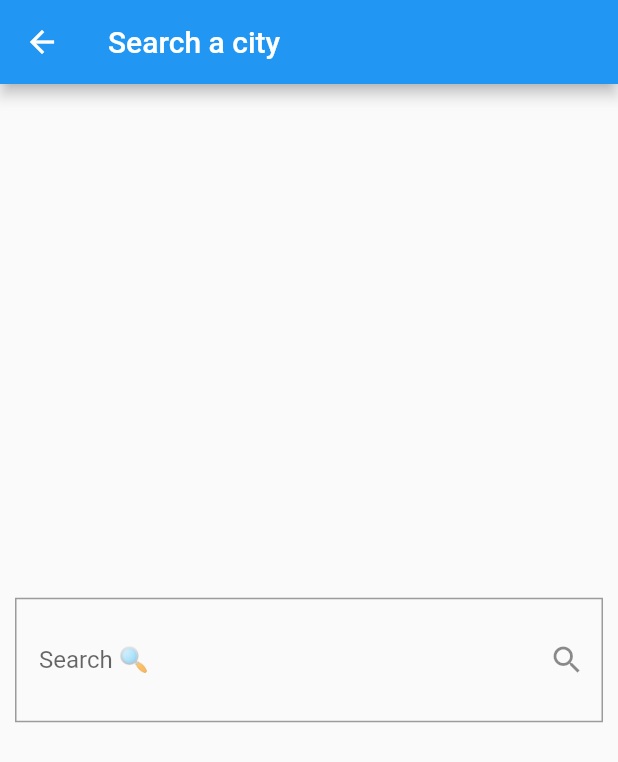
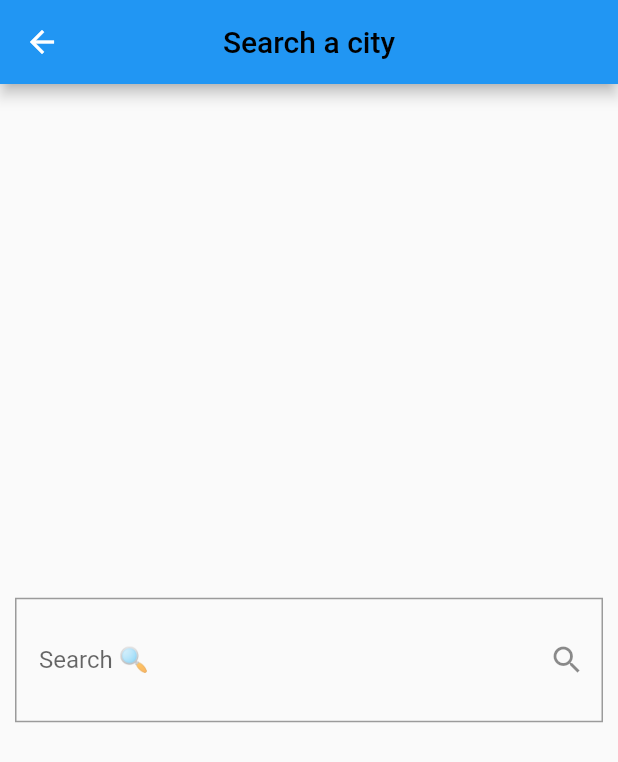
Before and after one commit to Abdo-Elsabagh/wather_app, a Flutter app: the SearchViem screen opened directly, on a phone screen of 412 x 824 dp. Shown: the top 762 px of the screen. Run offline on Flutter 3.47's test engine with Material 3 defaults, Android fonts, the phone set to English and light mode, and no system bars; our stand-ins replace dio, flutter_bloc, lottie.

Commit message:
`Updated SearchPage widget: added centerTitle to AppBar and changed title text color to black.`

```diff
--- a/lib/pages/search_page.dart
+++ b/lib/pages/search_page.dart
@@ -9,9 +9,10 @@ class SearchViem extends StatelessWidget {
   Widget build(BuildContext context) {
     return Scaffold(
         appBar: AppBar(
+          centerTitle: true,
           title: const Text(
             'Search a city',
-            //style: TextStyle(color: Colors.white),
+            style: TextStyle(color: Colors.black),
           ),
         ),
         body: Padding(
```
